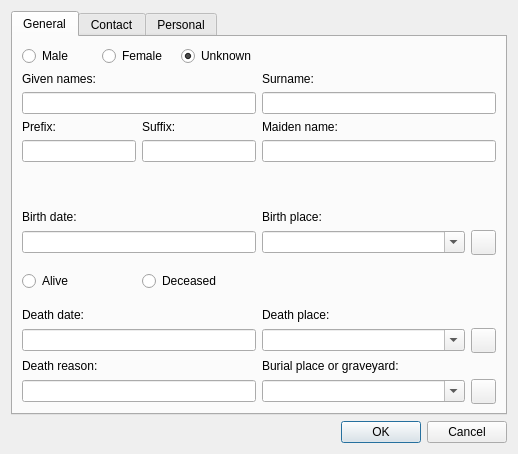
Qt form dialogs/persondialog.ui (caybro/pedikree) before a commit.
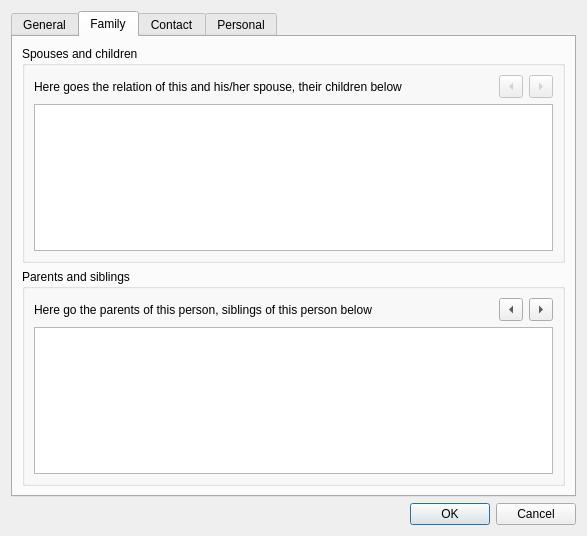
The same form after that commit. The open tabs and pages were chosen to show the change. Icons and pictures are not drawn.

Commit message: implemented showing the list of spouses and the respective children

```diff
--- a/dialogs/persondialog.ui
+++ b/dialogs/persondialog.ui
@@ -6,8 +6,8 @@
    <rect>
     <x>0</x>
     <y>0</y>
-    <width>518</width>
-    <height>454</height>
+    <width>587</width>
+    <height>536</height>
    </rect>
   </property>
   <layout class="QVBoxLayout" name="verticalLayout">
@@ -384,6 +384,131 @@
        </item>
       </layout>
      </widget>
+     <widget class="QWidget" name="tabFamily">
+      <attribute name="title">
+       <string>Family</string>
+      </attribute>
+      <layout class="QVBoxLayout" name="verticalLayout_2">
+       <item>
+        <widget class="QGroupBox" name="gbSpouses_Children">
+         <property name="title">
+          <string>Spouses and children</string>
+         </property>
+         <layout class="QVBoxLayout" name="verticalLayout_3">
+          <item>
+           <layout class="QHBoxLayout" name="horizontalLayout_6">
+            <item>
+             <widget class="QLabel" name="couples">
+              <property name="text">
+               <string notr="true">Here goes the relation of this and his/her spouse, their children below</string>
+              </property>
+             </widget>
+            </item>
+            <item>
+             <widget class="QToolButton" name="btnPrevCouple">
+              <property name="enabled">
+               <bool>false</bool>
+              </property>
+              <property name="toolTip">
+               <string>Go to the previous couple</string>
+              </property>
+              <property name="arrowType">
+               <enum>Qt::LeftArrow</enum>
+              </property>
+             </widget>
+            </item>
+            <item>
+             <widget class="QToolButton" name="btnNextCouple">
+              <property name="enabled">
+               <bool>false</bool>
+              </property>
+              <property name="toolTip">
+               <string>Go to the next couple</string>
+              </property>
+              <property name="arrowType">
+               <enum>Qt::RightArrow</enum>
+              </property>
+             </widget>
+            </item>
+           </layout>
+          </item>
+          <item>
+           <widget class="QTableView" name="children">
+            <property name="editTriggers">
+             <set>QAbstractItemView::NoEditTriggers</set>
+            </property>
+            <property name="alternatingRowColors">
+             <bool>true</bool>
+            </property>
+            <property name="selectionMode">
+             <enum>QAbstractItemView::SingleSelection</enum>
+            </property>
+            <property name="selectionBehavior">
+             <enum>QAbstractItemView::SelectRows</enum>
+            </property>
+           </widget>
+          </item>
+         </layout>
+        </widget>
+       </item>
+       <item>
+        <widget class="QGroupBox" name="gbParents_Siblings">
+         <property name="title">
+          <string>Parents and siblings</string>
+         </property>
+         <layout class="QVBoxLayout" name="verticalLayout_4">
+          <item>
+           <layout class="QHBoxLayout" name="horizontalLayout_7">
+            <item>
+             <widget class="QLabel" name="parents">
+              <property name="text">
+               <string notr="true">Here go the parents of this person, siblings of this person below</string>
+              </property>
+             </widget>
+            </item>
+            <item>
+             <widget class="QToolButton" name="btnPrevParent">
+              <property name="toolTip">
+               <string>Go to the previous parents</string>
+              </property>
+              <property name="arrowType">
+               <enum>Qt::LeftArrow</enum>
+              </property>
+             </widget>
+            </item>
+            <item>
+             <widget class="QToolButton" name="btnNextParent">
+              <property name="toolTip">
+               <string>Go to the next parents</string>
+              </property>
+              <property name="arrowType">
+               <enum>Qt::RightArrow</enum>
+              </property>
+             </widget>
+            </item>
+           </layout>
+          </item>
+          <item>
+           <widget class="QTableView" name="siblings">
+            <property name="editTriggers">
+             <set>QAbstractItemView::NoEditTriggers</set>
+            </property>
+            <property name="alternatingRowColors">
+             <bool>true</bool>
+            </property>
+            <property name="selectionMode">
+             <enum>QAbstractItemView::SingleSelection</enum>
+            </property>
+            <property name="selectionBehavior">
+             <enum>QAbstractItemView::SelectRows</enum>
+            </property>
+           </widget>
+          </item>
+         </layout>
+        </widget>
+       </item>
+      </layout>
+     </widget>
      <widget class="QWidget" name="tabContact">
       <attribute name="title">
        <string>Contact</string>
@@ -851,9 +976,6 @@
    </item>
    <item>
     <widget class="QDialogButtonBox" name="buttonBox">
-     <property name="orientation">
-      <enum>Qt::Horizontal</enum>
-     </property>
      <property name="standardButtons">
       <set>QDialogButtonBox::Cancel|QDialogButtonBox::Ok</set>
      </property>
```
Left out of the diff: 2 changed lines with no effect on the pictures. The commit also changes 2 other files.
